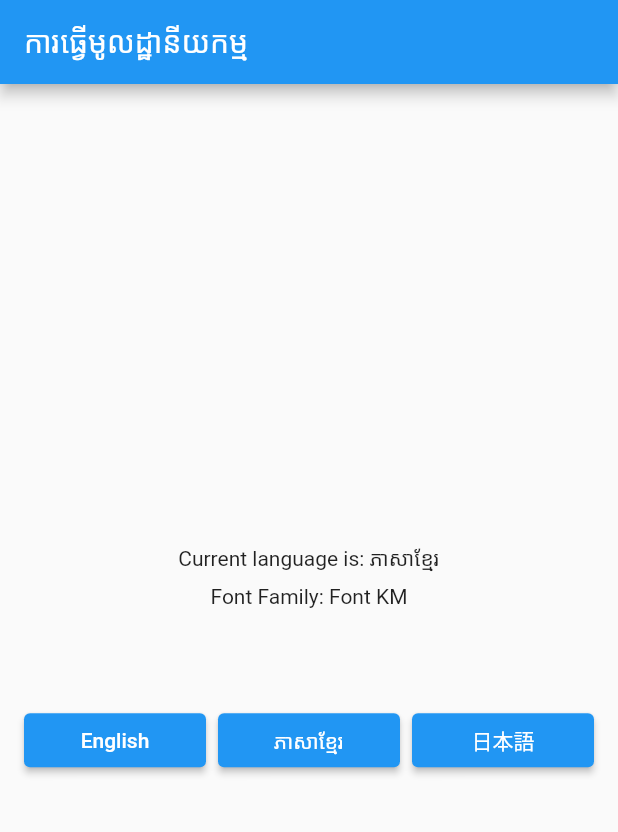
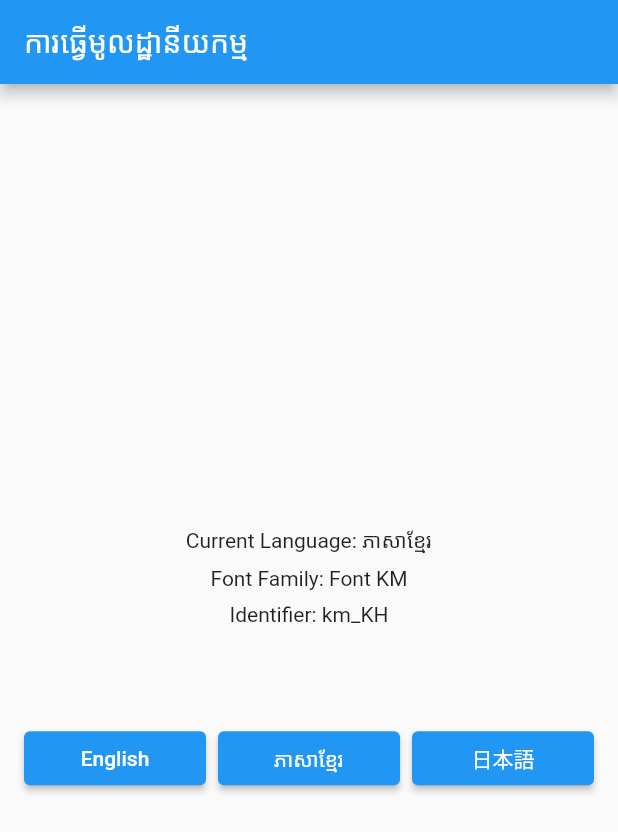
Before and after one commit to channdara/flutter_localization, a Flutter app: the screen it shows after launch, after a tap on "ភាសាខ្មែរ", on a phone screen of 412 x 824 dp. Shown: the top 832 px of the screen. Run offline on Flutter 3.47's test engine with Material 2 defaults, Android fonts, the phone set to English and light mode, and no system bars; our stand-ins replace plugin_platform_interface, shared_preferences; missing offline and left inert: dart:html; Roboto replaces fonts that are missing (Font KM).

Commit message:
[UNTRACKED]: refactor some code and add locale extension

```diff
--- a/example/lib/main.dart
+++ b/example/lib/main.dart
@@ -27,9 +27,24 @@ class _MyAppState extends State<MyApp> {
   void initState() {
     _localization.init(
       mapLocales: [
-        const MapLocale('en', AppLocale.EN, fontFamily: 'Font EN'),
-        const MapLocale('km', AppLocale.KM, fontFamily: 'Font KM'),
-        const MapLocale('ja', AppLocale.JA, fontFamily: 'Font JA'),
+        const MapLocale(
+          'en',
+          AppLocale.EN,
+          countryCode: 'US',
+          fontFamily: 'Font EN',
+        ),
+        const MapLocale(
+          'km',
+          AppLocale.KM,
+          countryCode: 'KH',
+          fontFamily: 'Font KM',
+        ),
+        const MapLocale(
+          'ja',
+          AppLocale.JA,
+          countryCode: 'JP',
+          fontFamily: 'Font JA',
+        ),
       ],
       initLanguageCode: 'en',
     );
@@ -71,9 +86,11 @@ class _SettingsScreenState extends State<SettingsScreen> {
         child: Column(
           mainAxisAlignment: MainAxisAlignment.center,
           children: [
-            Text('Current language is: ${_localization.getLanguageName()}'),
+            Text('Current Language: ${_localization.getLanguageName()}'),
             const SizedBox(height: 8.0),
             Text('Font Family: ${_localization.fontFamily}'),
+            const SizedBox(height: 8.0),
+            Text('Identifier: ${_localization.currentLocale.localeIdentifier}'),
             const SizedBox(height: 64.0),
             Row(
               children: [
--- a/lib/flutter_localization.dart
+++ b/lib/flutter_localization.dart
@@ -1,3 +1,4 @@
+export 'src/extension/locale_extension.dart';
 export 'src/extension/string_extension.dart';
 export 'src/localization/flutter_localization.dart';
 export 'src/model/map_locale.dart';
--- /dev/null
+++ b/lib/src/extension/locale_extension.dart
@@ -0,0 +1,8 @@
+import 'package:flutter/material.dart';
+
+extension LocaleExtension on Locale? {
+  String get localeIdentifier {
+    if (this == null) return '';
+    return '${this?.languageCode}_${this?.countryCode}'.replaceAll('_null', '');
+  }
+}
--- a/lib/src/extension/string_extension.dart
+++ b/lib/src/extension/string_extension.dart
@@ -1,4 +1,4 @@
-import 'package:flutter/cupertino.dart';
+import 'package:flutter/material.dart';
 
 import '../localization/flutter_localization_translator.dart';
 
--- a/lib/src/localization/flutter_localization.dart
+++ b/lib/src/localization/flutter_localization.dart
@@ -19,8 +19,8 @@ class FlutterLocalization {
   /// The package delegate. This is private, only use in the package.
   late FlutterLocalizationDelegate _delegate;
 
-  /// The list of supported language code provide by the [init] function
-  List<String> _supportedLanguageCodes = const [];
+  /// The list of supported locale provide by the [init] function
+  List<Locale> _supportedLocales = [];
 
   /// The current locale of the app. It will change after [translate] called.
   Locale? _currentLocale;
@@ -40,43 +40,48 @@ class FlutterLocalization {
   Future<void> init({
     required List<MapLocale> mapLocales,
     required String initLanguageCode,
-    String? initCountryCode,
   }) async {
     FlutterLocalizationTranslator.instance.mapLocales = mapLocales;
-    _supportedLanguageCodes = mapLocales.map((e) => e.languageCode).toList();
-    mapLocales.forEach((element) {
-      _fontFamily.putIfAbsent(element.languageCode, () => element.fontFamily);
+    _supportedLocales = mapLocales.map((e) => e.locale).toList();
+    mapLocales.forEach((e) {
+      _fontFamily.putIfAbsent(e.languageCode, () => e.fontFamily);
     });
+    final initCountryCode = _getCountryCode(initLanguageCode);
     await _handleLocale(initLanguageCode, initCountryCode);
   }
 
   /// This will handle the locale of the app. Load the saved locale and init new
   /// delegate for the app localization.
-  Future<void> _handleLocale(
-    String initLanguageCode,
-    String? initCountryCode,
-  ) async {
-    _currentLocale = Locale(initLanguageCode, initCountryCode);
+  Future<void> _handleLocale(String languageCode, String? countryCode) async {
+    _currentLocale = Locale(languageCode, countryCode);
     _currentLocale = await PreferenceUtil.getInitLocale(
-      initLanguageCode,
-      initCountryCode,
+      languageCode,
+      countryCode,
     );
     _delegate = FlutterLocalizationDelegate(_currentLocale);
-    if (onTranslatedLanguage != null) onTranslatedLanguage!(_currentLocale);
+    onTranslatedLanguage?.call(_currentLocale);
   }
 
   /// Call this function at where you want to translate the app like by
   /// pressing the button or any actions.
   void translate(
     String languageCode, {
-    String countryCode = '',
     bool save = true,
   }) {
     if (languageCode == _currentLocale?.languageCode) return;
+    final countryCode = _getCountryCode(languageCode);
     if (save) PreferenceUtil.setLocale(languageCode, countryCode);
     _currentLocale = Locale(languageCode, countryCode);
     _delegate = FlutterLocalizationDelegate(_currentLocale);
-    if (onTranslatedLanguage != null) onTranslatedLanguage!(_currentLocale);
+    onTranslatedLanguage?.call(_currentLocale);
+  }
+
+  /// Get country code from the list of MapLocale provided by the [init] function
+  /// that base on language code
+  String? _getCountryCode(String languageCode) {
+    return _supportedLocales
+        .singleWhere((element) => element.languageCode == languageCode)
+        .countryCode;
   }
 
   /// This just call the getName() function from [FlutterLocalizationTranslator]
@@ -85,16 +90,16 @@ class FlutterLocalization {
       FlutterLocalizationTranslator.instance
           .getName(languageCode ?? _currentLocale!.languageCode);
 
-  /// Get the list of supported language code provide by the [init] function
-  List<String> get supportedLanguageCodes => _supportedLanguageCodes;
+  /// Get the list of supported language code provided by the [init] function
+  List<String> get supportedLanguageCodes =>
+      _supportedLocales.map((e) => e.languageCode).toList();
 
   /// Get the current locale of the app.
   Locale? get currentLocale => _currentLocale;
 
   /// Generate the supported locales for the app.
   /// This will use at the MaterialAap
-  Iterable<Locale> get supportedLocales =>
-      _supportedLanguageCodes.map<Locale>((language) => Locale(language));
+  Iterable<Locale> get supportedLocales => _supportedLocales;
 
   /// Apply all the needed delegate and the package delegate for the app.
   /// This will use at the MaterialApp
--- a/lib/src/model/map_locale.dart
+++ b/lib/src/model/map_locale.dart
@@ -1,3 +1,5 @@
+import 'package:flutter/material.dart';
+
 class MapLocale {
   /// Constructor of the model.
   const MapLocale(
@@ -5,7 +7,7 @@ class MapLocale {
     this.mapData, {
     this.countryCode,
     this.fontFamily,
-  });
+  }) : assert(languageCode != '');
 
   /// Language code. This will use to check with the supported language codes
   /// and find the data for localization.
@@ -19,4 +21,7 @@ class MapLocale {
 
   /// Font family for the language
   final String? fontFamily;
+
+  /// Create a Locale object from MapLocale object
+  Locale get locale => Locale(languageCode, countryCode);
 }
--- a/lib/src/utility/preference_util.dart
+++ b/lib/src/utility/preference_util.dart
@@ -21,7 +21,7 @@ mixin PreferenceUtil {
   }
 
   /// Save the locale value to the shared_preferences.
-  static Future<bool> setLocale(String languageCode, String countryCode) async {
+  static Future<bool> setLocale(String languageCode, String? countryCode) async {
     final pref = await SharedPreferences.getInstance();
     final value = json.encode({
       _language_code: languageCode,
--- a/pubspec.yaml
+++ b/pubspec.yaml
@@ -1,6 +1,6 @@
 name: flutter_localization
 description: Flutter Localization is a package use for in-app localization with map data. More easier and faster to implement and inspired by the flutter_localizations itself.
-version: 0.1.11
+version: 0.1.12
 homepage: https://github.com/channdara/flutter_localization
 issue_tracker: https://github.com/channdara/flutter_localization/issues
 
```
Also changed, not shown: 3 other files.
